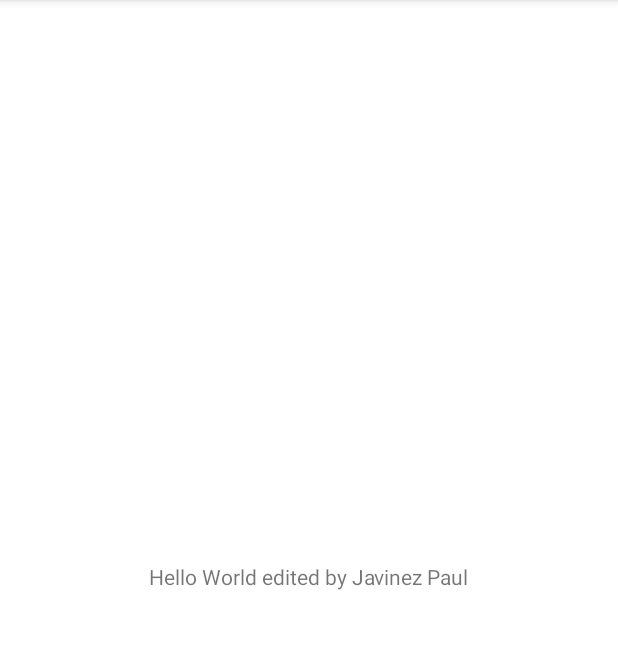
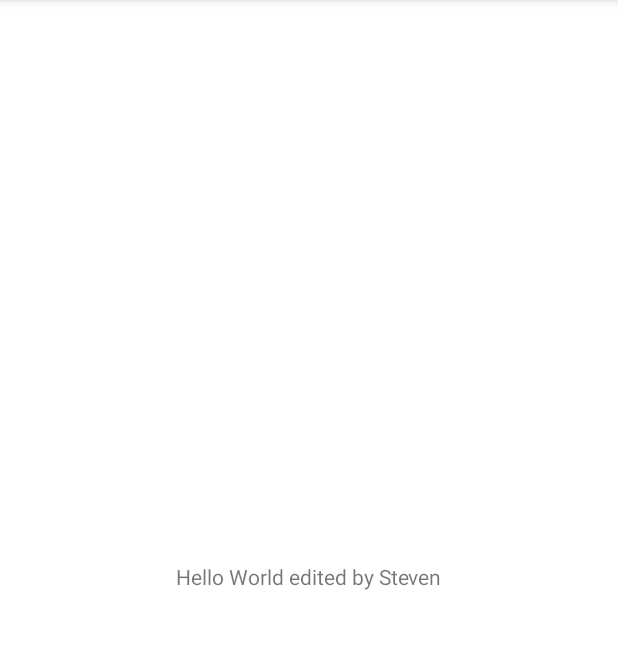
Before and after one commit to itechpaulj/gportal, an Android app: the screen it shows after launch (MainActivity), on a phone screen of 412 x 824 dp, the part 84-733 px from its top. Run offline under Robolectric (Android 15) with nearby library versions, the phone set to English and light mode, and no system bars.

Commit message:
testing
testing

```diff
--- a/app/src/main/res/layout/activity_main.xml
+++ b/app/src/main/res/layout/activity_main.xml
@@ -8,7 +8,7 @@
     <TextView
         android:layout_width="wrap_content"
         android:layout_height="wrap_content"
-        android:text="Hello World edited by Javinez Paul"
+        android:text="Hello World edited by Steven"
         app:layout_constraintBottom_toBottomOf="parent"
         app:layout_constraintLeft_toLeftOf="parent"
         app:layout_constraintRight_toRightOf="parent"
```
